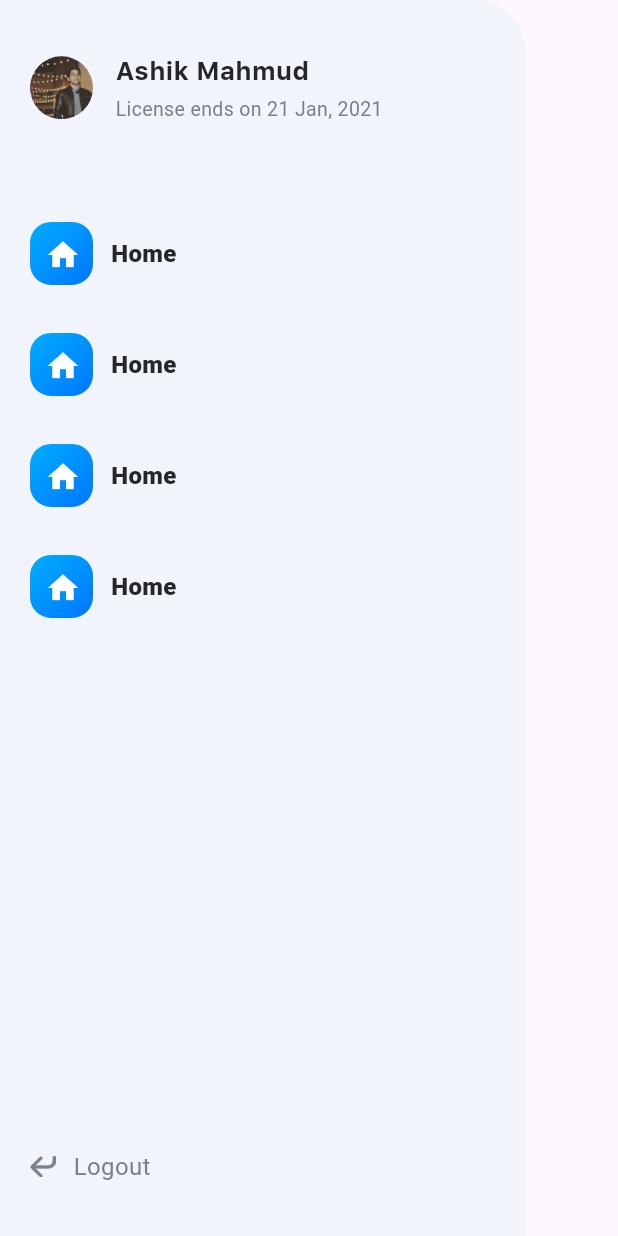
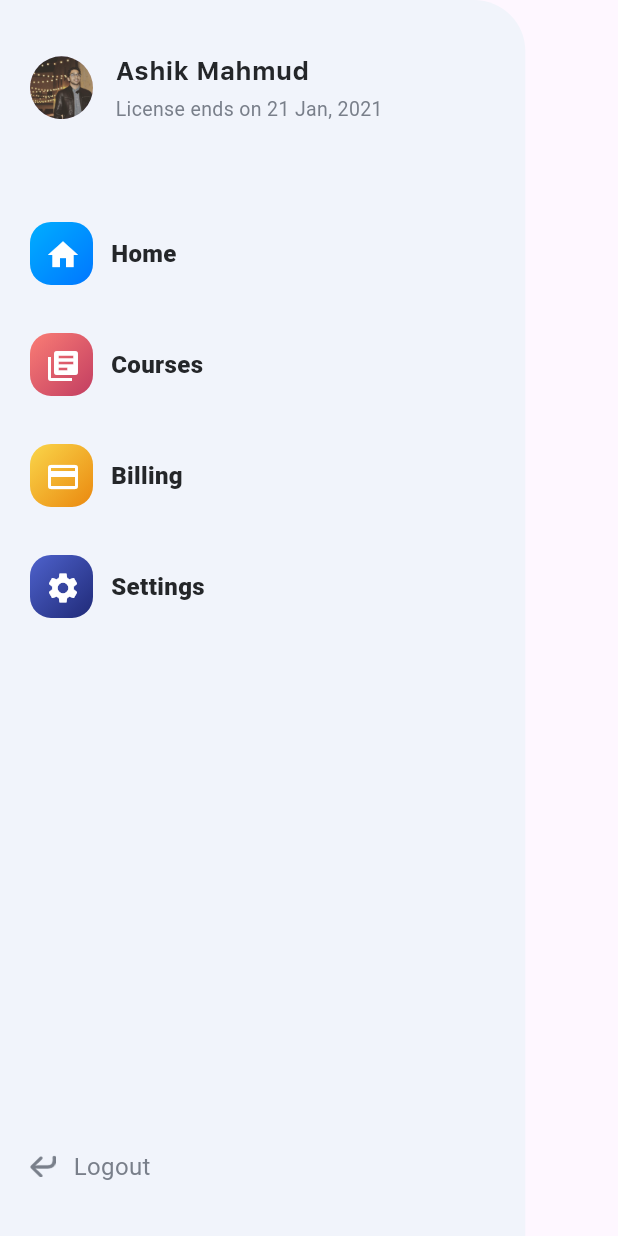
Before and after one commit to ashikmahmud1/flutter_course_app, a Flutter app: the screen it shows after launch, on a phone screen of 412 x 824 dp. Run offline on Flutter 3.47's test engine with Material 3 defaults, Android fonts, the phone set to English and light mode, and no system bars.

Commit message:
Sidebar screen updated

```diff
--- a/lib/model/sidebar.dart
+++ b/lib/model/sidebar.dart
@@ -1,3 +1,6 @@
+import 'dart:io';
+
+import 'package:flutter/cupertino.dart';
 import 'package:flutter/material.dart';
 
 class SidebarItem {
@@ -15,14 +18,52 @@ class SidebarItem {
 
 var sidebarItems = [
   SidebarItem(
-      title: "Home",
-      background: const LinearGradient(
-          begin: Alignment.topLeft,
-          end: Alignment.bottomRight,
-          colors: [
-            Color(0xFF00AEFE),
-            Color(0xFF0076FE),
-          ]),
-      icon: const Icon(Icons.home, color: Colors.white)
-  )
+    title: "Home",
+    background: const LinearGradient(
+      begin: Alignment.topLeft,
+      end: Alignment.bottomRight,
+      colors: [
+        Color(0xFF00AEFF),
+        Color(0xFF0076FF),
+      ],
+    ),
+    icon: const Icon(
+      Icons.home,
+      color: Colors.white,
+    ),
+  ),
+  SidebarItem(
+    title: "Courses",
+    background: const LinearGradient(
+        begin: Alignment.topLeft,
+        end: Alignment.bottomRight,
+        colors: [Color(0xFFFA7d75), Color(0xFFC23D61)]),
+    icon: Icon(
+      Platform.isAndroid ? Icons.library_books : CupertinoIcons.book_solid,
+      color: Colors.white,
+    ),
+  ),
+  SidebarItem(
+    title: "Billing",
+    background: const LinearGradient(
+        begin: Alignment.topLeft,
+        end: Alignment.bottomRight,
+        colors: [Color(0xFFFAD64A), Color(0xFFEA880F)]),
+    icon: const Icon(
+      Icons.credit_card,
+      color: Colors.white,
+    ),
+  ),
+  SidebarItem(
+    title: "Settings",
+    background: const LinearGradient(
+      begin: Alignment.topLeft,
+      end: Alignment.bottomRight,
+      colors: [Color(0xFF4E62CC), Color(0xFF202A78)],
+    ),
+    icon: Icon(
+      Platform.isAndroid ? Icons.settings : CupertinoIcons.settings_solid,
+      color: Colors.white,
+    ),
+  ),
 ];
--- a/lib/screens/sidebar_screen.dart
+++ b/lib/screens/sidebar_screen.dart
@@ -44,11 +44,11 @@ class SidebarScreen extends StatelessWidget {
             ),
             SidebarRow(item: sidebarItems[0]),
             const SizedBox(height: 32),
-            SidebarRow(item: sidebarItems[0]),
+            SidebarRow(item: sidebarItems[1]),
             const SizedBox(height: 32),
-            SidebarRow(item: sidebarItems[0]),
+            SidebarRow(item: sidebarItems[2]),
             const SizedBox(height: 32),
-            SidebarRow(item: sidebarItems[0]),
+            SidebarRow(item: sidebarItems[3]),
             const SizedBox(height: 32),
             const Spacer(),
             Row(
```
